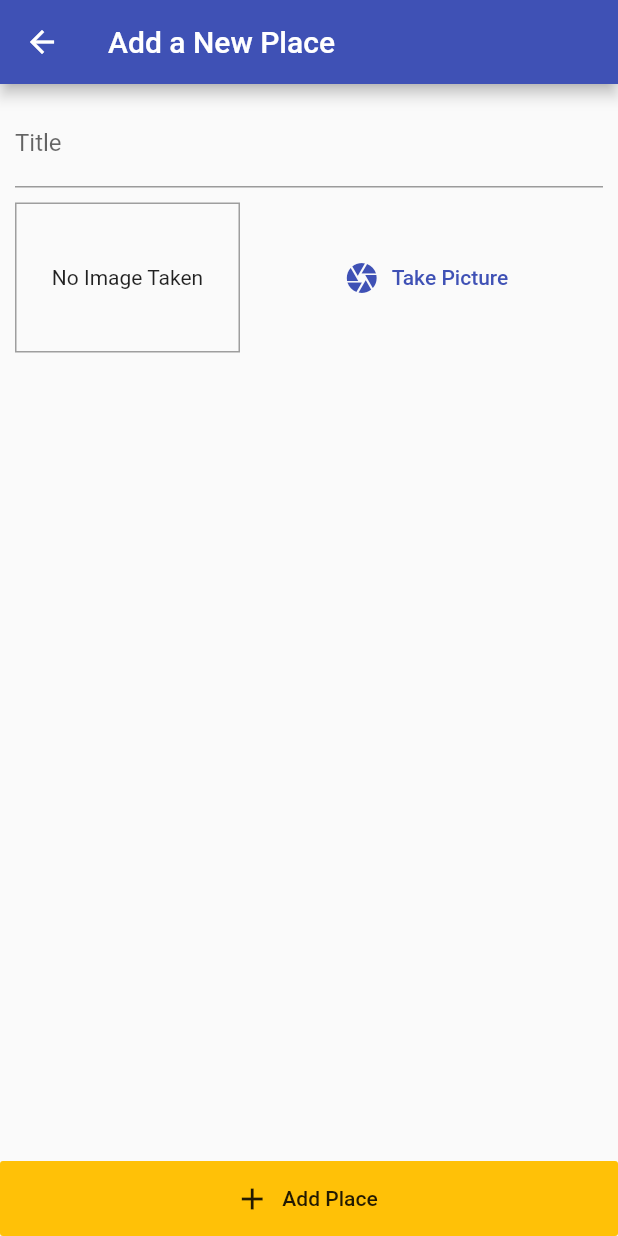
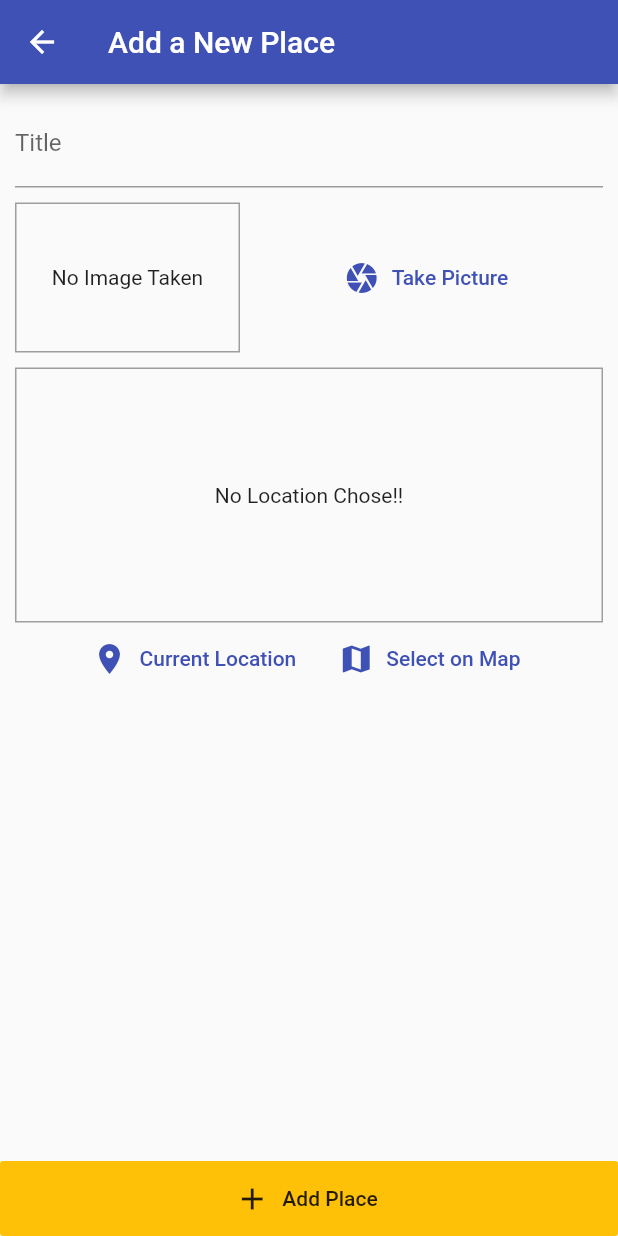
Before and after one commit to mohaknigam/PlacesApp, a Flutter app: the AddPlaceScreen screen opened by its route, on a phone screen of 412 x 824 dp. Run offline on Flutter 3.47's test engine with Material 2 defaults, Android fonts, the phone set to English and light mode, and no system bars; our stand-ins replace image_picker, sqflite; accounts and stored records are empty.

Commit message:
location setup 1

```diff
--- a/lib/screens/add_place_screen.dart
+++ b/lib/screens/add_place_screen.dart
@@ -2,6 +2,7 @@ import 'dart:io';
 
 import 'package:flutter/material.dart';
 import 'package:places/providers/great_places.dart';
+import 'package:places/widgets/location_input.dart';
 import 'package:provider/provider.dart';
 import 'package:places/widgets/image_input.dart';
 
@@ -49,6 +50,8 @@ class _AddPlaceScreenState extends State<AddPlaceScreen> {
                     ),
                     SizedBox(height: 10),
                     ImageInput(_selectImage),
+                    SizedBox(height: 10),
+                    LocationInput(),
                   ],
                 ),
               ),
--- a/lib/widgets/location_input.dart
+++ b/lib/widgets/location_input.dart
@@ -1 +1,49 @@
 import 'package:flutter/material.dart';
+
+class LocationInput extends StatefulWidget {
+  @override
+  _LocationInputState createState() => _LocationInputState();
+}
+
+class _LocationInputState extends State<LocationInput> {
+  String _previewImageUrl;
+  @override
+  Widget build(BuildContext context) {
+    return Column(
+      children: [
+        Container(
+          alignment: Alignment.center,
+          decoration: BoxDecoration(
+            border: Border.all(width: 1, color: Colors.grey),
+          ),
+          height: 170,
+          width: double.infinity,
+          child: _previewImageUrl == null
+              ? Text('No Location Chose!!', textAlign: TextAlign.center)
+              : Image.network(
+                  _previewImageUrl,
+                  fit: BoxFit.cover,
+                  width: double.infinity,
+                ),
+        ),
+        Row(
+          mainAxisAlignment: MainAxisAlignment.center,
+          children: [
+            FlatButton.icon(
+              onPressed: () {},
+              icon: Icon(Icons.location_on),
+              label: Text('Current Location'),
+              textColor: Theme.of(context).primaryColor,
+            ),
+            FlatButton.icon(
+              onPressed: () {},
+              icon: Icon(Icons.map),
+              label: Text('Select on Map'),
+              textColor: Theme.of(context).primaryColor,
+            ),
+          ],
+        ),
+      ],
+    );
+  }
+}
```
